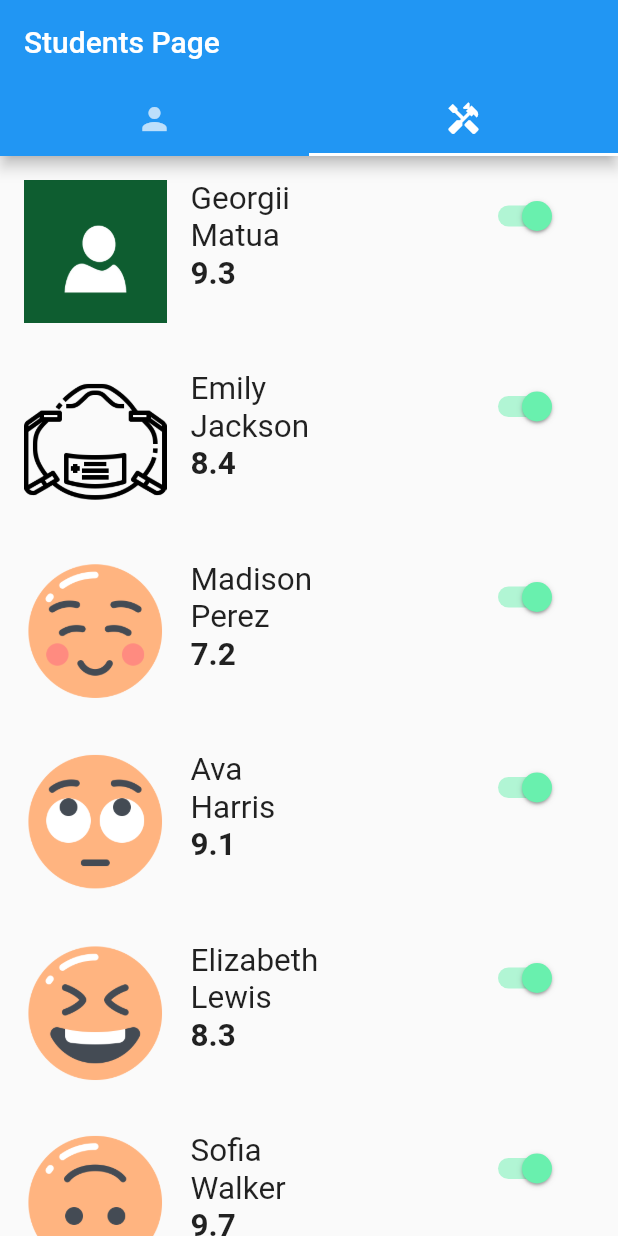
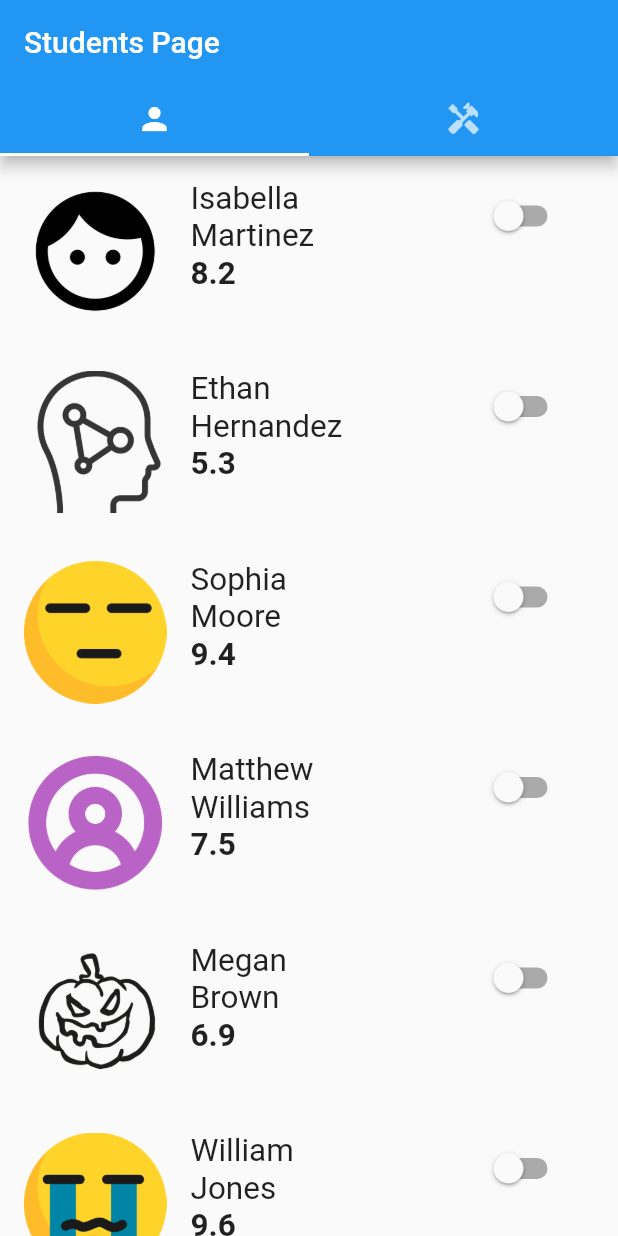
Before and after one commit to matua/devtools_flutter, a Flutter app: the screen it shows after launch, on a phone screen of 412 x 824 dp. Run offline on Flutter 3.47's test engine with Material 2 defaults, Android fonts, the phone set to English and light mode, and no system bars.

```diff
--- a/lib/data/students_list.dart
+++ b/lib/data/students_list.dart
@@ -3,26 +3,26 @@ import 'model/student.dart';
 List<Student> studentsList = [
   Student(
     id: 1,
-    avatarPath: "assets/images/no_avatar.png",
-    firstName: "Georgii",
-    lastName: "Matua",
-    gpa: 9.3,
-    isActivist: true,
+    avatarPath: "assets/images/4136036.png",
+    firstName: "Isabella",
+    lastName: "Martinez",
+    gpa: 8.2,
+    isActivist: false,
   ),
   Student(
     id: 2,
-    avatarPath: "assets/images/13-512.webp",
-    firstName: "John",
-    lastName: "Smith",
-    gpa: 6.2,
+    avatarPath: "assets/images/5046938.png",
+    firstName: "Ethan",
+    lastName: "Hernandez",
+    gpa: 5.3,
     isActivist: false,
   ),
   Student(
     id: 3,
-    avatarPath: "assets/images/15-512.webp",
-    firstName: "Sarah",
-    lastName: "Johnson",
-    gpa: 8.1,
+    avatarPath: "assets/images/6-512.webp",
+    firstName: "Sophia",
+    lastName: "Moore",
+    gpa: 9.4,
     isActivist: false,
   ),
   Student(
@@ -83,26 +83,26 @@ List<Student> studentsList = [
   ),
   Student(
     id: 11,
-    avatarPath: "assets/images/4136036.png",
-    firstName: "Isabella",
-    lastName: "Martinez",
-    gpa: 8.2,
-    isActivist: false,
+    avatarPath: "assets/images/1.jpg",
+    firstName: "Big",
+    lastName: "Biggy",
+    gpa: 9.3,
+    isActivist: true,
   ),
   Student(
     id: 12,
-    avatarPath: "assets/images/5046938.png",
-    firstName: "Ethan",
-    lastName: "Hernandez",
-    gpa: 5.3,
+    avatarPath: "assets/images/2.jpg",
+    firstName: "Large",
+    lastName: "Largie",
+    gpa: 6.2,
     isActivist: false,
   ),
   Student(
     id: 13,
-    avatarPath: "assets/images/6-512.webp",
-    firstName: "Sophia",
-    lastName: "Moore",
-    gpa: 9.4,
+    avatarPath: "assets/images/3.jpg",
+    firstName: "Huge",
+    lastName: "Huggie",
+    gpa: 8.1,
     isActivist: false,
   ),
   Student(
@@ -768,4 +768,36 @@ List<Student> studentsList = [
     gpa: 5.5,
     isActivist: false,
   ),
+  Student(
+    id: 102,
+    avatarPath: "assets/images/no_avatar.png",
+    firstName: "Georgii",
+    lastName: "Matua",
+    gpa: 9.3,
+    isActivist: true,
+  ),
+  Student(
+    id: 103,
+    avatarPath: "assets/images/13-512.webp",
+    firstName: "John",
+    lastName: "Smith",
+    gpa: 6.2,
+    isActivist: false,
+  ),
+  Student(
+    id: 104,
+    avatarPath: "assets/images/15-512.webp",
+    firstName: "Sarah",
+    lastName: "Johnson",
+    gpa: 8.1,
+    isActivist: false,
+  ),
+  Student(
+    id: 105,
+    avatarPath: "assets/images/i_am_heavy.jpg",
+    firstName: "Very",
+    lastName: "Heavy",
+    gpa: 8.1,
+    isActivist: false,
+  ),
 ];
--- a/lib/views/students_page.dart
+++ b/lib/views/students_page.dart
@@ -18,7 +18,7 @@ class StudentsPage extends StatelessWidget {
     final List<Student> activeStudents = context.watch<StudentListState>().getActiveStudents();
 
     return DefaultTabController(
-      initialIndex: 1,
+      initialIndex: 0,
       length: 2,
       child: Scaffold(
         appBar: AppBar(
```
Also changed, not shown: assets/images/1.jpg (added), assets/images/2.jpg (added), assets/images/3.jpg (added), assets/images/i_am_heavy-2.jpg (added), 2 other files.
